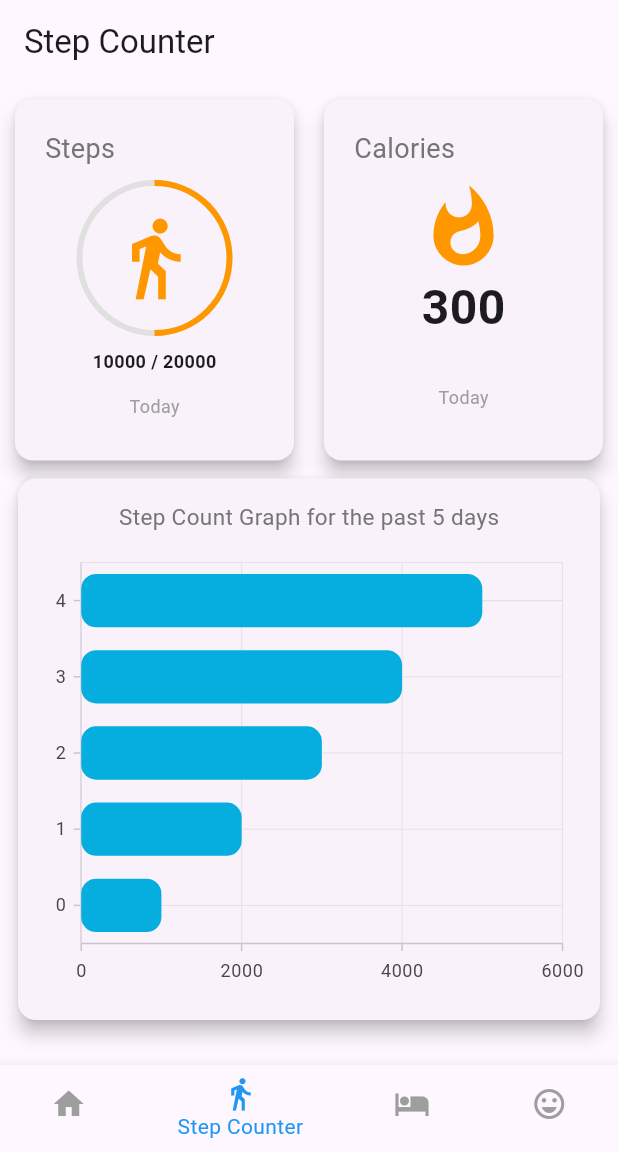
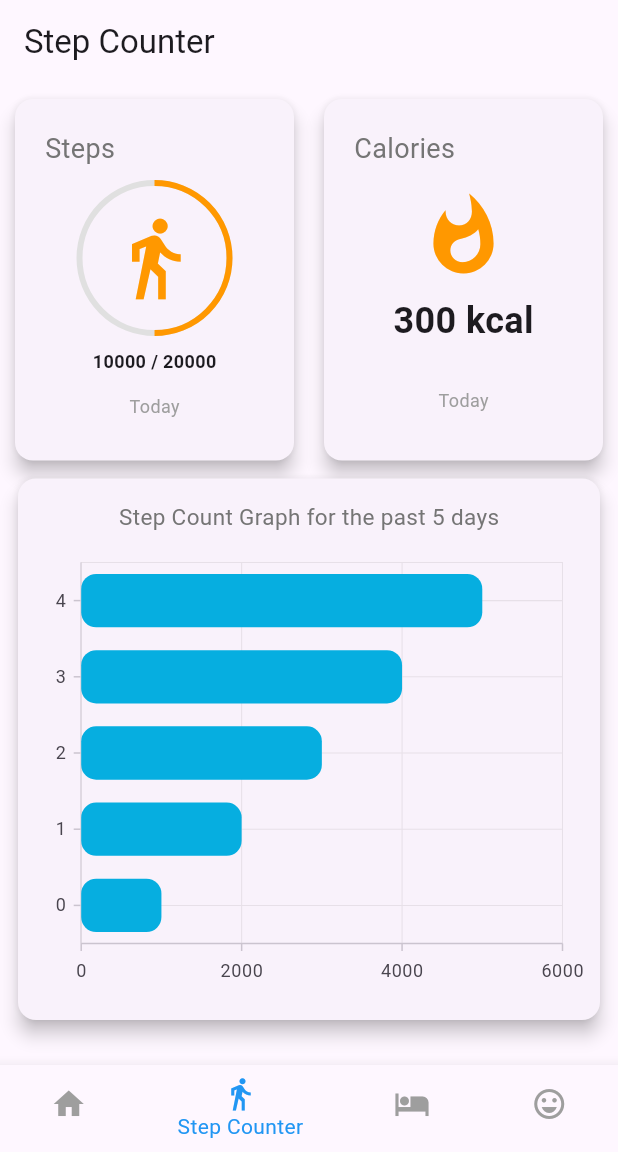
Before and after one commit to imshaaz21/Health_Companion_App, a Flutter app: the screen it shows after launch, item 2 of the bottom bar chosen, on a phone screen of 412 x 824 dp, the part 84-1236 px from its top. Run offline on Flutter 3.47's test engine with Material 3 defaults, Android fonts, the phone set to English and light mode, and no system bars; our stand-ins replace syncfusion_flutter_charts.

Commit message:
Update CaloriesCard widget to display calories burned in kilocalories

```diff
--- a/lib/widgets/calories_card.dart
+++ b/lib/widgets/calories_card.dart
@@ -19,7 +19,7 @@ class CaloriesCard extends StatelessWidget {
               'Calories',
               style: TextStyle(fontSize: 18, color: Colors.grey[600]),
             ),
-            const SizedBox(height: 10),
+            const SizedBox(height: 15),
             Center(
               child: Column(
                 children: [
@@ -28,11 +28,11 @@ class CaloriesCard extends StatelessWidget {
                     color: Colors.orange,
                     size: 60,
                   ),
-                  const SizedBox(width: 10),
+                  const SizedBox(height: 10),
                   Text(
-                    '$caloriesBurned',
+                    '$caloriesBurned kcal',
                     style: const TextStyle(
-                        fontSize: 32, fontWeight: FontWeight.bold),
+                        fontSize: 24, fontWeight: FontWeight.bold),
                   ),
                 ],
               ),
```
